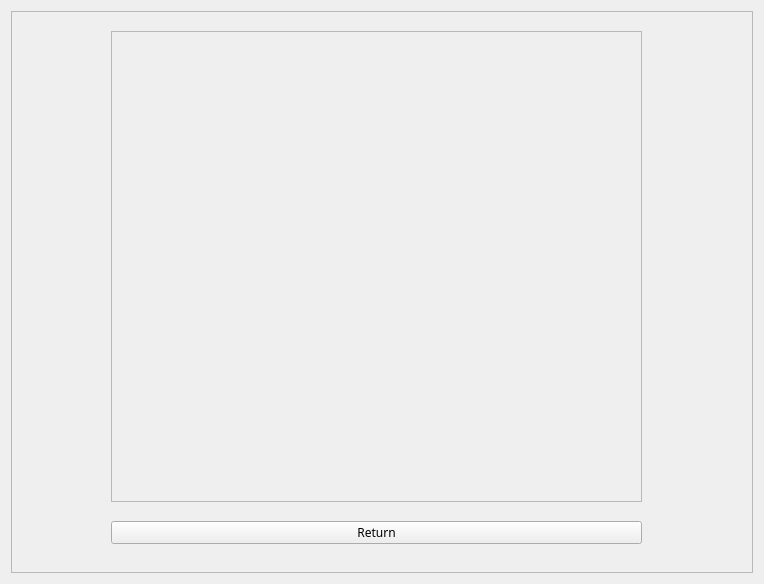
The window that Comcalen/ShowNews.ui (Rolkarolka/Comcalen) describes before a commit, drawn with Qt 5.
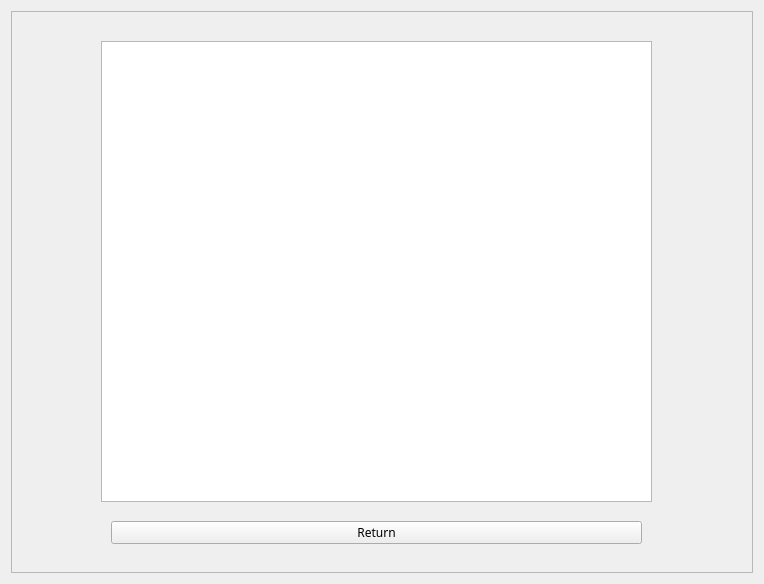
The same window after the commit. Icons and pictures are not drawn.

The edit to the form file:
```diff
--- a/Comcalen/ShowNews.ui
+++ b/Comcalen/ShowNews.ui
@@ -25,32 +25,6 @@
      <property name="frameShadow">
       <enum>QFrame::Raised</enum>
      </property>
-     <widget class="QScrollArea" name="scroll_news">
-      <property name="geometry">
-       <rect>
-        <x>100</x>
-        <y>20</y>
-        <width>531</width>
-        <height>471</height>
-       </rect>
-      </property>
-      <property name="styleSheet">
-       <string notr="true">QWidget{url(:/Comcalen/background.jpg)}</string>
-      </property>
-      <property name="widgetResizable">
-       <bool>true</bool>
-      </property>
-      <widget class="QWidget" name="scrollContents">
-       <property name="geometry">
-        <rect>
-         <x>0</x>
-         <y>0</y>
-         <width>529</width>
-         <height>469</height>
-        </rect>
-       </property>
-      </widget>
-     </widget>
      <widget class="QPushButton" name="return_mw">
       <property name="geometry">
        <rect>
@@ -69,6 +43,16 @@
        <string>Return</string>
       </property>
      </widget>
+     <widget class="QTableWidget" name="table">
+      <property name="geometry">
+       <rect>
+        <x>90</x>
+        <y>30</y>
+        <width>551</width>
+        <height>461</height>
+       </rect>
+      </property>
+     </widget>
     </widget>
    </item>
   </layout>
```
